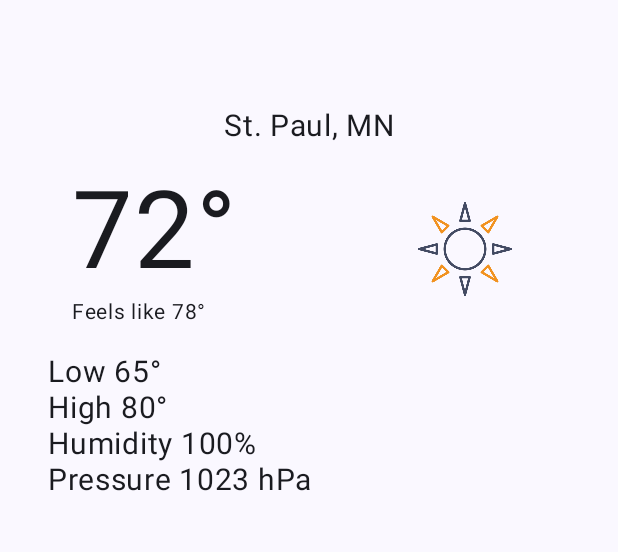
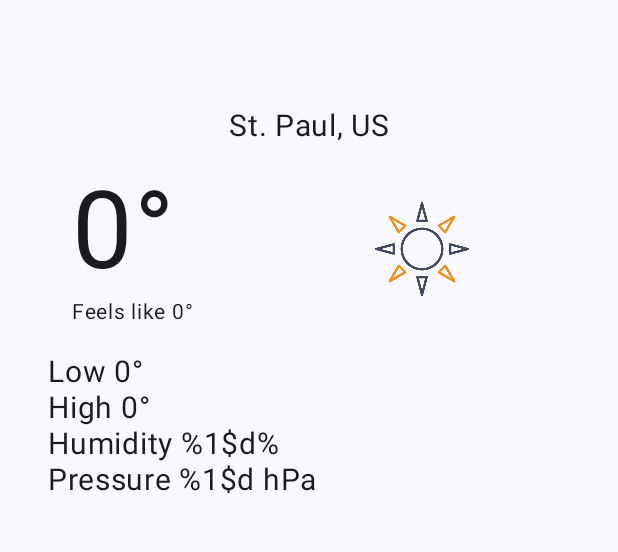
Before and after one commit to crosleecode/Precipination, an Android app built with Jetpack Compose: the screen it shows after launch (MainActivity), on a phone screen of 412 x 824 dp, the part 84-636 px from its top. Run offline under Robolectric (Android 15) with nearby library versions, the light colour scheme and no system bars; our stand-ins replace livedata-compose.

Commit message:
Some weather stats are working

```diff
--- a/app/src/main/java/com/example/precipination/MainActivity.kt
+++ b/app/src/main/java/com/example/precipination/MainActivity.kt
@@ -1,6 +1,7 @@
 package com.example.precipination
 
 import android.os.Bundle
+import android.util.Log
 import android.widget.ImageView
 import androidx.activity.ComponentActivity
 import androidx.activity.compose.setContent
@@ -23,6 +24,7 @@ import androidx.compose.foundation.layout.height
 import androidx.compose.foundation.layout.size
 import androidx.compose.foundation.layout.width
 import androidx.compose.material3.MaterialTheme
+import androidx.compose.runtime.getValue
 import androidx.compose.ui.Alignment
 import androidx.compose.ui.graphics.Color
 import androidx.compose.ui.res.stringResource
@@ -31,12 +33,14 @@ import androidx.compose.ui.unit.dp
 import androidx.compose.ui.unit.sp
 import androidx.compose.ui.viewinterop.AndroidView
 
+//Assignment 3
 import kotlinx.serialization.json.Json
 import okhttp3.MediaType.Companion.toMediaType
 import okhttp3.OkHttpClient
 import okhttp3.logging.HttpLoggingInterceptor
 import retrofit2.Retrofit
 import retrofit2.converter.kotlinx.serialization.asConverterFactory
+import androidx.compose.runtime.livedata.observeAsState
 
 
 
@@ -47,21 +51,28 @@ class MainActivity : ComponentActivity() {
 
         val precipinationService = createRetrofitService()
         val apiKey = resources.getString(R.string.open_weather_key)
-        val viewModel = PrecipinationViewModel(precipinationService, apiKey)
-        viewModel.fetchWeatherData(getString(R.string.location))
+        val precipinationViewModel = PrecipinationViewModel(precipinationService, apiKey)
+        precipinationViewModel.fetchWeatherData(getString(R.string.location))
 
         setContent {
             PrecipinationTheme {
                 Scaffold(modifier = Modifier.fillMaxSize()) { innerPadding ->
-                    PrecipinationScreen(modifier = Modifier.padding(innerPadding))
+                    val weatherData by precipinationViewModel.weatherInfo.observeAsState()
+
+                    PrecipinationScreen(modifier = Modifier.padding(innerPadding), weatherData = weatherData)
                 }
             }
         }
     }
 }
 
+fun tempConversion(kelvin : Double): Int{
+    val fahrenheit = ((kelvin - 273.15) * 9/5 + 32).toInt()
+    return fahrenheit
+}
+
 @Composable
-fun PrecipinationScreen(modifier: Modifier = Modifier) {
+fun PrecipinationScreen(modifier: Modifier = Modifier, weatherData: WeatherInfo?) {
 
     Column(modifier = modifier.fillMaxSize()){
         TopBar()
@@ -75,9 +86,9 @@ fun PrecipinationScreen(modifier: Modifier = Modifier) {
     ) {
         CurrentLocation()
         Spacer(modifier = Modifier.height(16.dp))
-        CurrentWeather()
+        CurrentWeather(weatherData)
         Spacer(modifier = Modifier.height(16.dp))
-        WeatherStats()
+        WeatherStats(weatherData)
     }
 
 }
@@ -112,19 +123,22 @@ fun CurrentLocation(){
 }
 
 @Composable
-fun CurrentWeather(){
+fun CurrentWeather(weatherData : WeatherInfo?) {
+    val temp = weatherData?.main?.temp?.let { tempConversion(it) } ?: 0
+    val feelsLike = weatherData?.main?.feelsLike?.let { tempConversion(it) } ?: 0
+
     Row(
         verticalAlignment = Alignment.CenterVertically,
         modifier = Modifier.padding(horizontal = 32.dp)
     ) {
         Column(modifier = Modifier) {
             Text(
-                text = stringResource(id = R.string.temperature),
+                text = stringResource(id = R.string.temperature, temp),
                 fontSize = 72.sp,
                 modifier = Modifier.padding(start = 16.dp)
             )
             Text(
-                text = stringResource(id = R.string.feels_like),
+                text = stringResource(id = R.string.feels_like, feelsLike),
                 fontSize = 14.sp,
                 modifier = Modifier.padding(start = 16.dp)
             )
@@ -147,10 +161,13 @@ fun CurrentWeather(){
 }
 
 @Composable
-fun WeatherStats(){
+fun WeatherStats(weatherData : WeatherInfo?) {
+    val low = weatherData?.main?.tempMin?.let { tempConversion(it) } ?: 0
+    val high = weatherData?.main?.tempMax?.let { tempConversion(it) } ?: 0
+
     Column(modifier = Modifier.padding(horizontal = 32.dp)) {
-        Text(text = stringResource(id = R.string.low_temp), fontSize = 20.sp)
-        Text(text = stringResource(id = R.string.high_temp), fontSize = 20.sp)
+        Text(text = stringResource(id = R.string.low_temp, low), fontSize = 20.sp)
+        Text(text = stringResource(id = R.string.high_temp, high), fontSize = 20.sp)
         Text(text = stringResource(id = R.string.humidity), fontSize = 20.sp)
         Text(text = stringResource(id = R.string.pressure), fontSize = 20.sp)
     }
@@ -159,15 +176,20 @@ fun WeatherStats(){
 fun createRetrofitService(): PrecipinationService {
     val logging = HttpLoggingInterceptor()
     logging.setLevel(HttpLoggingInterceptor.Level.BODY)
+
     val client: OkHttpClient = OkHttpClient.Builder()
         .addInterceptor(logging)
         .build()
+
+    val json = Json {
+        ignoreUnknownKeys = true
+        isLenient = true
+    }
+
     return Retrofit.Builder()
         .baseUrl("https://api.openweathermap.org/data/2.5/")
         .client(client)
-        .addConverterFactory(Json.asConverterFactory(
-            "application/json".toMediaType()
-        ))
+        .addConverterFactory(json.asConverterFactory("application/json".toMediaType()))
         .build()
         .create(PrecipinationService::class.java)
 }
@@ -176,6 +198,6 @@ fun createRetrofitService(): PrecipinationService {
 @Composable
 fun PrecipinationPreview() {
     PrecipinationTheme {
-        PrecipinationScreen()
+        //PrecipinationScreen()
     }
 }
--- a/app/src/main/java/com/example/precipination/PrecipinationService.kt
+++ b/app/src/main/java/com/example/precipination/PrecipinationService.kt
@@ -1,9 +1,7 @@
 package com.example.precipination
 
 import retrofit2.Call
-import retrofit2.http.Body
 import retrofit2.http.GET
-import retrofit2.http.POST
 import retrofit2.http.Query
 
 interface PrecipinationService {
--- a/app/src/main/res/values/strings.xml
+++ b/app/src/main/res/values/strings.xml
@@ -1,10 +1,10 @@
 <resources>
     <string name="app_name">Precipination</string>
-    <string name="location">St. Paul, MN</string>
-    <string name="temperature">72°</string>
-    <string name="feels_like">Feels like 78°</string>
-    <string name="low_temp">Low 65°</string>
-    <string name="high_temp">High 80°</string>
-    <string name="humidity">Humidity 100%</string>
-    <string name="pressure">Pressure 1023 hPa</string>
+    <string name="location">St. Paul, US</string>
+    <string name="temperature">%1$d°</string>
+    <string name="feels_like">Feels like %1$d°</string>
+    <string name="low_temp">Low %1$d°</string>
+    <string name="high_temp">High %1$d°</string>
+    <string name="humidity">Humidity %1$d%</string>
+    <string name="pressure">Pressure %1$d hPa</string>
 </resources>
```
